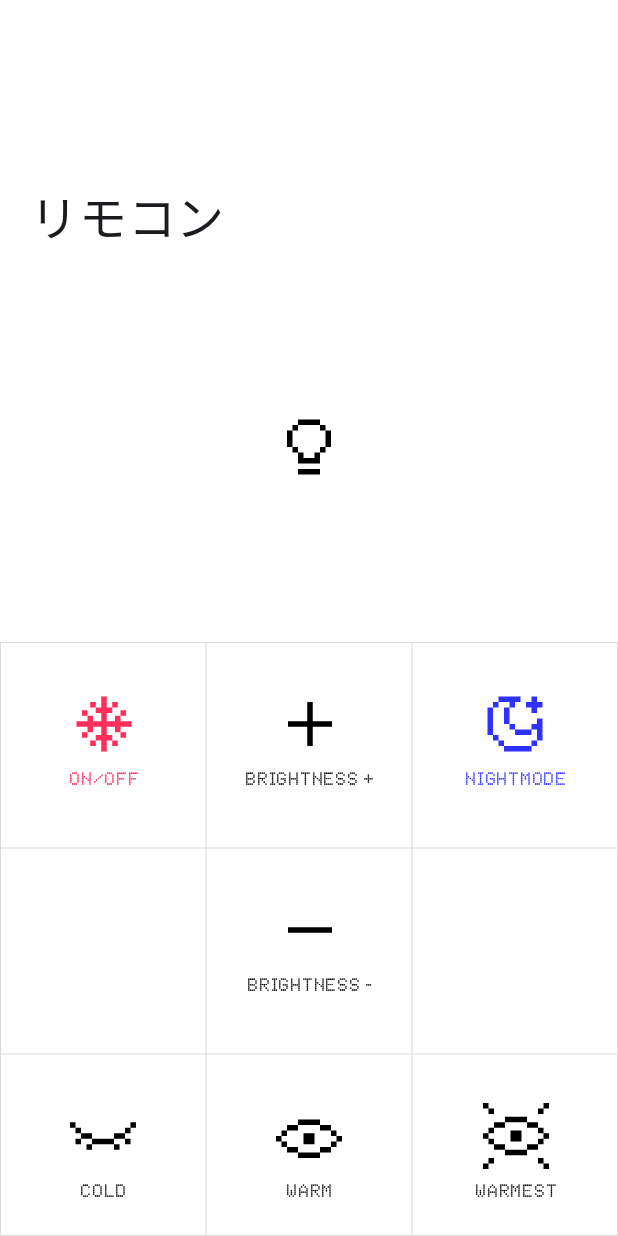
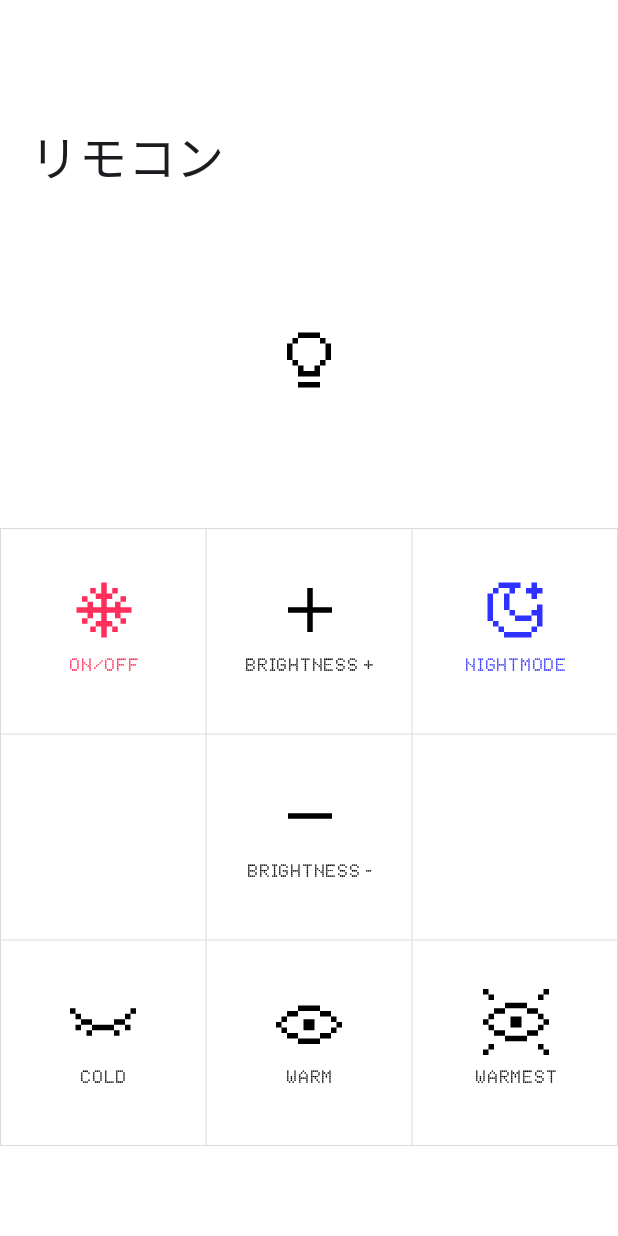
Before and after one commit to PolarisSdesu/Rimokon, an Android app built with Jetpack Compose: the screen it shows after launch (MainActivity), on a phone screen of 412 x 824 dp. Run offline under Robolectric (Android 15) with nearby library versions, the phone set to English and light mode, and no system bars; Roboto replaces fonts that are not available here; 2 statements that could not run were skipped.

Commit message:
del the absolute height at `IconView`

```diff
--- a/app/src/main/java/com/polariss/rimokon/MainActivity.kt
+++ b/app/src/main/java/com/polariss/rimokon/MainActivity.kt
@@ -14,7 +14,6 @@ import androidx.compose.foundation.layout.Column
 import androidx.compose.foundation.layout.aspectRatio
 import androidx.compose.foundation.layout.fillMaxSize
 import androidx.compose.foundation.layout.fillMaxWidth
-import androidx.compose.foundation.layout.height
 import androidx.compose.foundation.layout.padding
 import androidx.compose.foundation.layout.size
 import androidx.compose.foundation.layout.wrapContentSize
@@ -119,12 +118,20 @@ fun App(modifier: Modifier = Modifier, onButtonClick: (String) -> Unit) {
     Column(modifier = modifier.fillMaxWidth()) {
         Text(
             text = "リモコン",
-            modifier = Modifier.padding(top = 120.dp, start = 20.dp),
+            modifier = Modifier.padding(top = 80.dp, start = 20.dp),
             fontFamily = PixelSans,
             fontSize = 32.sp,
         )
-        IconView()
-        ControlArea(modifier = Modifier, onButtonClick = onButtonClick) // 修复参数顺序
+        IconView(
+            modifier = Modifier
+                .weight(1f)
+                .fillMaxWidth()
+        )
+        ControlArea(
+            modifier = Modifier
+                .padding(bottom = 60.dp),
+            onButtonClick = onButtonClick
+        ) // 修复参数顺序
     }
 }
 
@@ -132,8 +139,6 @@ fun App(modifier: Modifier = Modifier, onButtonClick: (String) -> Unit) {
 fun IconView(modifier: Modifier = Modifier) {
     Box(
         modifier = modifier
-            .height(260.dp)
-            .fillMaxWidth()
             .background(Color.Transparent),
         contentAlignment = Alignment.Center
     ) {
```
